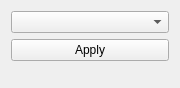
Old version of the form src/view/ui/SubstractImages.ui in the repository Hboni/francis.
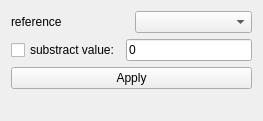
New version of the form.

Commit message: single values in operation nodes

Patch:
```diff
--- a/src/view/ui/SubstractImages.ui
+++ b/src/view/ui/SubstractImages.ui
@@ -6,8 +6,8 @@
    <rect>
     <x>0</x>
     <y>0</y>
-    <width>180</width>
-    <height>88</height>
+    <width>263</width>
+    <height>121</height>
    </rect>
   </property>
   <property name="windowTitle">
@@ -17,7 +17,43 @@
    <item>
     <layout class="QVBoxLayout" name="verticalLayout_2">
      <item>
-      <widget class="QComboBox" name="reference"/>
+      <layout class="QHBoxLayout" name="horizontalLayout">
+       <item>
+        <widget class="QLabel" name="label">
+         <property name="text">
+          <string>reference</string>
+         </property>
+        </widget>
+       </item>
+       <item>
+        <widget class="QComboBox" name="reference">
+         <property name="editable">
+          <bool>false</bool>
+         </property>
+        </widget>
+       </item>
+      </layout>
+     </item>
+     <item>
+      <layout class="QHBoxLayout" name="horizontalLayout_2">
+       <item>
+        <widget class="QCheckBox" name="singleValue">
+         <property name="text">
+          <string>substract value:</string>
+         </property>
+        </widget>
+       </item>
+       <item>
+        <widget class="QLineEdit" name="value">
+         <property name="text">
+          <string>0</string>
+         </property>
+         <property name="placeholderText">
+          <string>value...</string>
+         </property>
+        </widget>
+       </item>
+      </layout>
      </item>
      <item>
       <widget class="QPushButton" name="apply">
```
The commit also changes 8 other files.
